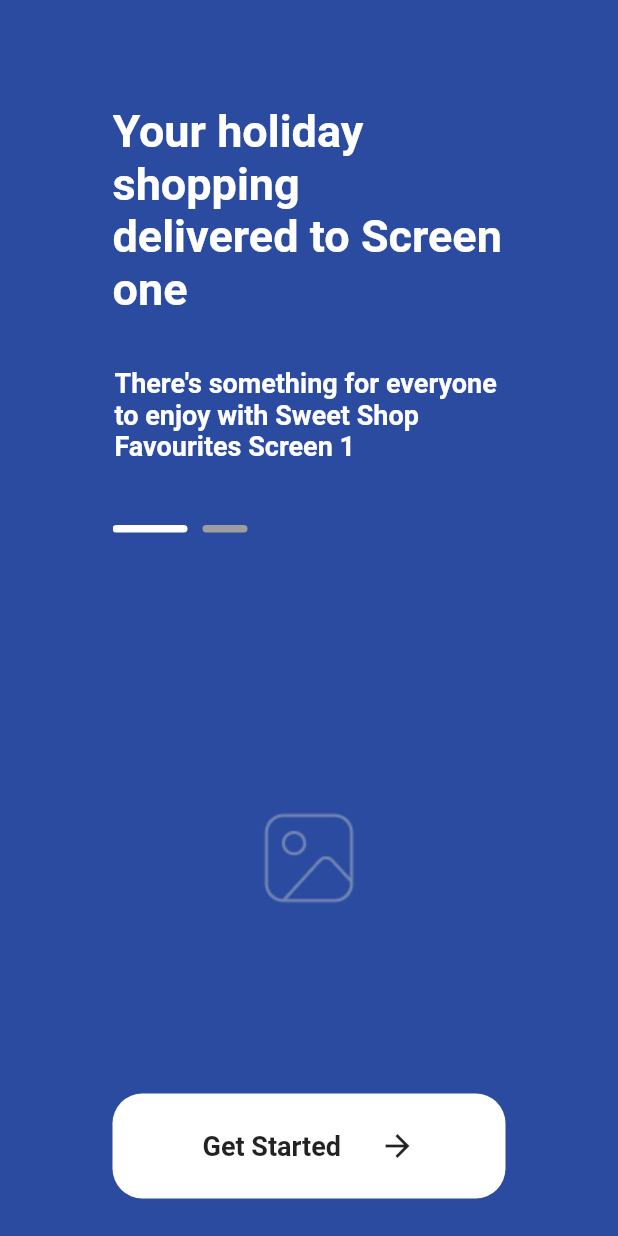
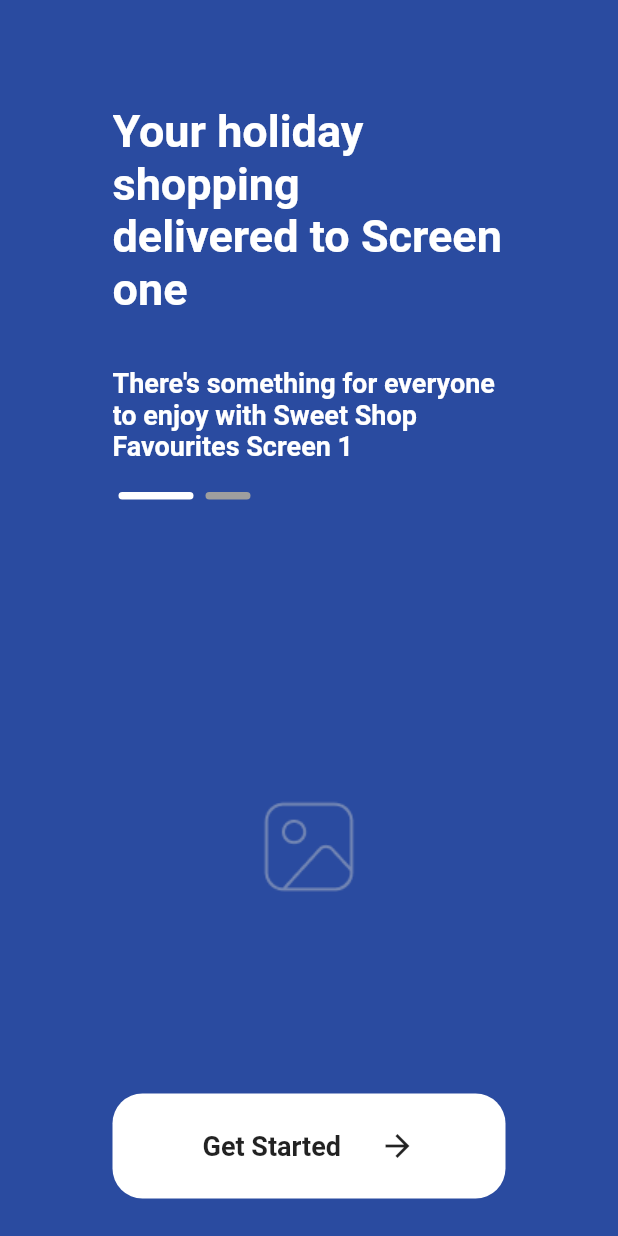
Before and after one commit to hasan608786/MiniProject, a Flutter app: the screen it shows after launch, on a phone screen of 412 x 824 dp. Run offline on Flutter 3.47's test engine with Material 2 defaults, Android fonts, the phone set to English and light mode, and no system bars; drawn by our look-alikes of auto_size_text, carousel_slider.

Commit message:
Did some changes

```diff
--- a/lib/cart_product/cart_product.dart
+++ b/lib/cart_product/cart_product.dart
@@ -1,11 +1,10 @@
-import 'package:flutter/material.dart';
 
 import 'cart_model.dart';
 
 class CartProducts {
  static List cartProduct = [];
 
- static Map getStatusItem(int position) {
+ static CartModel getStatusItem(int position) {
   return cartProduct[position];
  }
 
--- a/lib/constant/colors.dart
+++ b/lib/constant/colors.dart
@@ -3,9 +3,9 @@ import 'package:flutter/material.dart';
 class AppColor {
   static Color lightBlueColor = const Color(0xff2A4BA0);
   static Color black = const Color(0xff000000);
-  static Color blueColor = Color(0xff153075);
+  static Color blueColor = const Color(0xff153075);
   static Color productBackgroundColor = const Color(0xfff8f9ff);
-  static Color yellowColor = Color(0xffF9B023);
+  static Color yellowColor = const Color(0xffF9B023);
   static Color lightYellowColor = const Color(0xffFFC83A);
   static Color whiteButtonColor = const Color(0xffffffff);
   static Color blueButtonColor = const Color(0xff2A4BA0);
--- a/lib/views/grocery_home/recommended/product_design.dart
+++ b/lib/views/grocery_home/recommended/product_design.dart
@@ -71,7 +71,7 @@ class _ProductDesignState extends State<ProductDesign> {
                       const Divider(),
                       Text(
                         widget.name,
-                        style: TextStyle(fontWeight: FontWeight.bold),
+                        style: const TextStyle(fontWeight: FontWeight.bold),
                       ),
                       const Spacer(),
                       Text(widget.category),
@@ -96,7 +96,7 @@ class _ProductDesignState extends State<ProductDesign> {
                             const SizedBox(
                               width: 3,
                             ),
-                            Text("\$" + widget.price),
+                            Text("\$${widget.price}"),
                             const Spacer(),
                             AddToCart(
                                 name: widget.name,
--- a/lib/views/grocery_home/recommended/recommended.dart
+++ b/lib/views/grocery_home/recommended/recommended.dart
@@ -1,11 +1,8 @@
 // ignore_for_file: must_be_immutable
 
 import 'package:flutter/material.dart';
-import 'package:new1/constant/colors.dart';
 import 'package:new1/model/recommendedmodel.dart';
-import 'package:new1/views/detail_screen/detail_screen.dart';
 import 'package:new1/views/grocery_home/recommended/product_design.dart';
-import 'package:new1/views/widgets/add_to_cart.dart';
 
 import '../../../model/recommended_product.dart';
 
@@ -13,7 +10,7 @@ class RecommendedScreen extends StatefulWidget {
   final String name;
   final String category;
   final String price;
-  RecommendedScreen(
+  const RecommendedScreen(
       {super.key,
       required this.name,
       required this.category,
--- a/lib/views/onboardingscreen/onboardingscreen.dart
+++ b/lib/views/onboardingscreen/onboardingscreen.dart
@@ -1,23 +1,22 @@
+import 'package:auto_size_text/auto_size_text.dart';
+import 'package:carousel_slider/carousel_slider.dart';
 import 'package:flutter/material.dart';
 
-import '../grocery_home/groceryhome.dart';
 import '../widgets/bottomnavbar/navigation_screen.dart';
 
 class OnboardingScreen extends StatefulWidget {
-  const  OnboardingScreen({super.key});
+  const OnboardingScreen({super.key});
 
   @override
   State<OnboardingScreen> createState() => _OnboardingScreenState();
 }
 
 class _OnboardingScreenState extends State<OnboardingScreen> {
-  final controller = PageController(initialPage: 0);
 
- @override
-  void dispose() {
-    // TODO: implement dispose
-    super.dispose();
-  }
+  int _current = 0;
+  final CarouselController _controller = CarouselController();
+  final List textList = [1, 2];
+  var myGroup = AutoSizeGroup();
 
   @override
   Widget build(BuildContext context) {
@@ -27,93 +26,86 @@ class _OnboardingScreenState extends State<OnboardingScreen> {
         padding: const EdgeInsets.only(left: 75, right: 75),
         child: Column(
           children: [
+            Stack(
+              children: [
                 SizedBox(
-              height: 415,
-              child:
-              PageView(
-                controller: controller,
+                  height: 400,
+                  child: CarouselSlider(
+                    items: const [
+                      Column(
+                        crossAxisAlignment: CrossAxisAlignment.start,
                         children: [
-                  Column(
-                    children: [
-                      Text(
+                          AutoSizeText(
                             '\n\nYour holiday \nshopping \ndelivered to Screen \none\n',
                             style: TextStyle(
                                 fontSize: 30,
                                 fontWeight: FontWeight.w700,
                                 color: Colors.white),
                           ),
-                      Text(
+                          AutoSizeText(
                             "There's something for everyone \nto enjoy with Sweet Shop \nFavourites Screen 1\n\n",
                             style: TextStyle(
                                 fontSize: 18,
                                 fontWeight: FontWeight.w700,
                                 color: Colors.white),
                           ),
-                      Row(
-                        children: [
-                          Container(
-                              height: 5,
-                              width: 50,
-                              decoration: BoxDecoration(
-                                borderRadius: BorderRadius.circular(25),
-                                color: Colors.white,
-                              )),
-                          const SizedBox(
-                            width: 10,
-                          ),
-                          Container(
-                              height: 5,
-                              width: 30,
-                              decoration: BoxDecoration(
-                                borderRadius: BorderRadius.circular(25),
-                                color: Colors.grey,
-                              )),
-                        ],
-                      ),
                         ],
                       ),
                       Column(
+                        crossAxisAlignment: CrossAxisAlignment.start,
                         children: [
-                      Text(
+                          AutoSizeText(
                             '\n\nYour holiday \nshopping \ndelivered to Screen \ntwo\n',
                             style: TextStyle(
                                 fontSize: 30,
                                 fontWeight: FontWeight.w700,
                                 color: Colors.white),
                           ),
-                      Text(
+                          AutoSizeText(
                             "There's something for everyone \nto enjoy with Sweet Shop \nFavourites Screen 2\n\n",
                             style: TextStyle(
                                 fontSize: 18,
                                 fontWeight: FontWeight.w700,
                                 color: Colors.white),
                           ),
-                      Row(
-                        children: [
-                          Container(
-                              height: 5,
-                              width: 30,
-                              decoration: BoxDecoration(
-                                borderRadius: BorderRadius.circular(25),
-                                color: Colors.grey,
-                              )),
-                          const SizedBox(
-                            width: 10,
-                          ),
-                          Container(
-                              height: 5,
-                              width: 50,
-                              decoration: BoxDecoration(
-                                borderRadius: BorderRadius.circular(25),
-                                color: Colors.white,
-                              )),
-                        ],
-                      ),
-
                         ],
                       ),
                     ],
+                    carouselController: _controller,
+                    options: CarouselOptions(
+                        enlargeCenterPage: true,
+                        aspectRatio: 1,
+                        initialPage: 0,
+                        viewportFraction: 1,
+                        onPageChanged: (index, reason) {
+                          setState(() {
+                            _current = index;
+                          });
+                        }),
                   ),
+                ),
+                Positioned(
+                  left: 0,
+                  top: 320,
+                  child: Row(
+                    mainAxisAlignment: MainAxisAlignment.start,
+                    children: textList.asMap().entries.map((entry) {
+                      return GestureDetector(
+                        onTap: () => _controller.animateToPage(entry.key),
+                        child: Container(
+                          width: (_current == entry.key) ? 50 : 30,
+                          height: 5,
+                          margin: const EdgeInsets.symmetric(vertical: 8.0, horizontal: 4.0),
+                          decoration: BoxDecoration(
+                              borderRadius: BorderRadius.circular(25),
+                              color:
+                              (_current == entry.key) ? Colors.white : Colors.grey),
+                        ),
+                      );
+                    }).toList(),
+                  ),
+                ),
+              ],
             ),
 
             const Spacer(),
@@ -121,19 +113,19 @@ class _OnboardingScreenState extends State<OnboardingScreen> {
             const Spacer(),
             GestureDetector(
               onTap: () {
-                if( controller.page == 0){
-                  controller.nextPage(duration: Duration(milliseconds: 150), curve: Curves.linear);
-                }if(controller.page == 1 ){
-
+                if (_current == 0) {
+                  _controller.nextPage(
+                      duration: const Duration(milliseconds: 150),
+                      curve: Curves.linear);
+                }
+                if (_current == 1) {
                   Navigator.pushReplacement(
                       context,
                       MaterialPageRoute(
                         builder: (context) => const Home(),
                       ));
                 }
-                setState(() {
-
-                });
+                setState(() {});
               },
               child: Container(
                 height: 70,
--- a/lib/views/widgets/rating_star.dart
+++ b/lib/views/widgets/rating_star.dart
@@ -12,9 +12,9 @@ class RatingStar extends StatelessWidget {
         Icon(Icons.star,color: AppColor.yellowColor,),
         Icon(Icons.star,color: AppColor.yellowColor,),
         Icon(Icons.star,color: AppColor.yellowColor,),
-        Icon(Icons.star,),
-        SizedBox(width: 5,),
-        Text('133 Reviews',style: TextStyle(fontSize: 16,color: Colors.grey),)
+        const Icon(Icons.star,),
+        const SizedBox(width: 5,),
+        const Text('133 Reviews',style: TextStyle(fontSize: 16,color: Colors.grey),)
       ],
     );
   }
--- a/pubspec.yaml
+++ b/pubspec.yaml
@@ -35,6 +35,9 @@ dependencies:
   # The following adds the Cupertino Icons font to your application.
   # Use with the CupertinoIcons class for iOS style icons.
   cupertino_icons: ^1.0.2
+  auto_size_text: ^3.0.0
+  carousel_slider: ^4.2.1
+  flutter_cart: ^0.0.8
 
 dev_dependencies:
   flutter_test:
```
Also changed, not shown: lib/cart_product/cart_model.dart (+4 -4 lines), lib/category/category/category.dart (+5 -5 lines), lib/views/detail_screen/detail_screen.dart (+26 -26 lines), lib/views/grocery_home/groceryhome.dart (+3 -4 lines), lib/views/widgets/add_to_cart.dart (+32 -10 lines), lib/views/widgets/bottomnavbar/navigation_screen.dart (+4 -6 lines), lib/views/widgets/cart_icon.dart (+12 -6 lines), pubspec.lock. Lines whose indentation alone changed are shown as unchanged.
